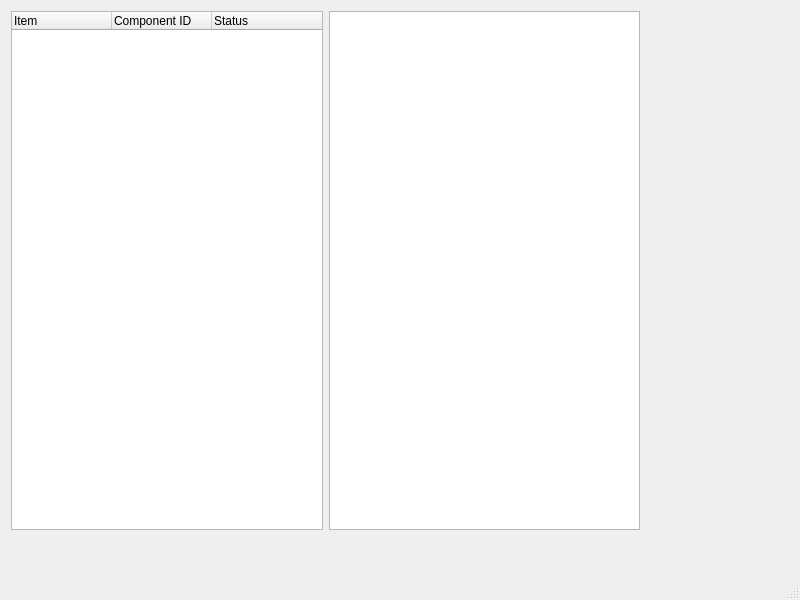
This is mainwindow.ui in leeseemann/CPE_453 as Qt 5 draws it before an edit. The edited form follows.
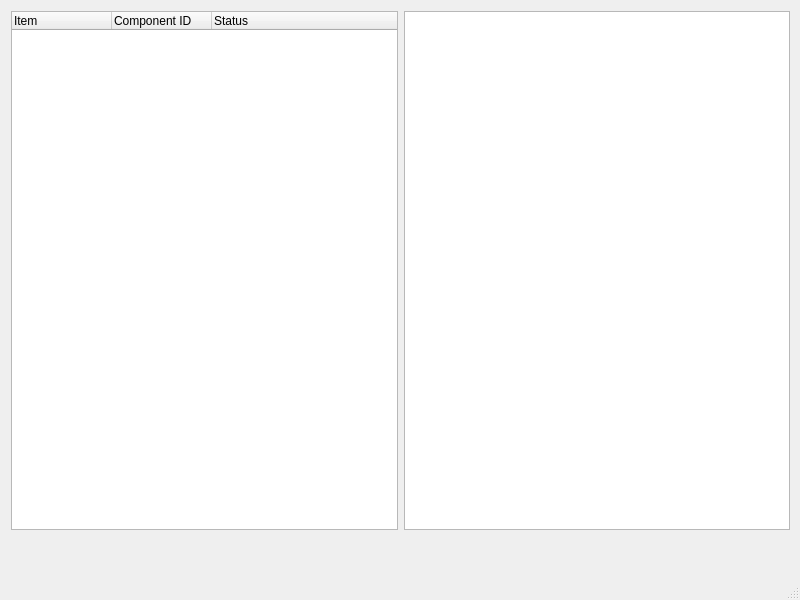
This is the edited form.

Patch:
```diff
--- a/mainwindow.ui
+++ b/mainwindow.ui
@@ -19,7 +19,7 @@
      <rect>
       <x>0</x>
       <y>0</y>
-      <width>651</width>
+      <width>801</width>
       <height>541</height>
      </rect>
     </property>
```
